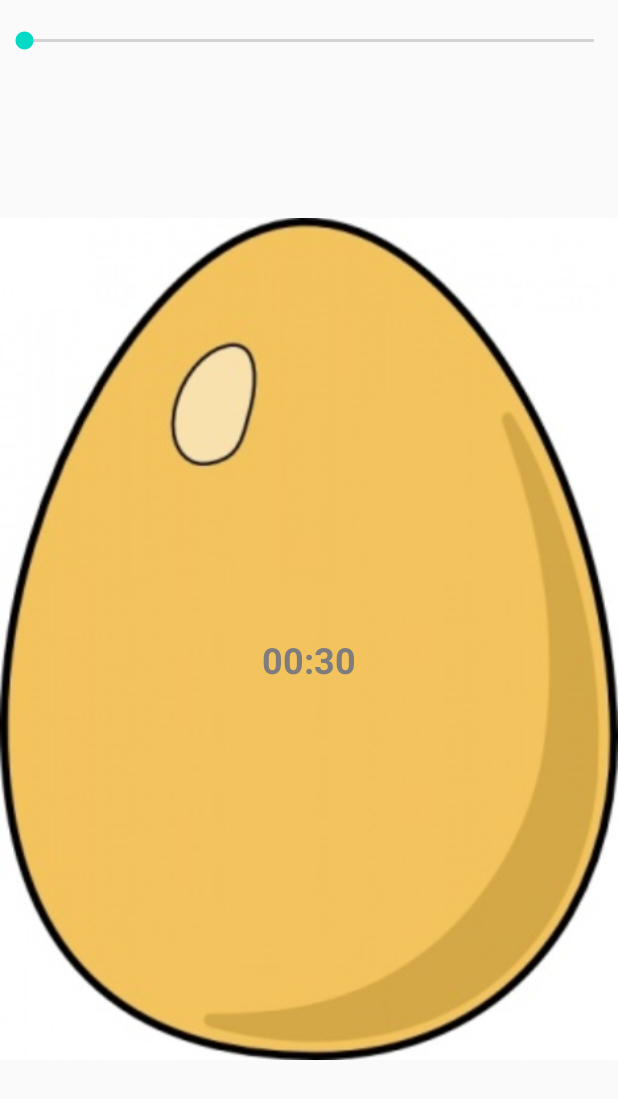
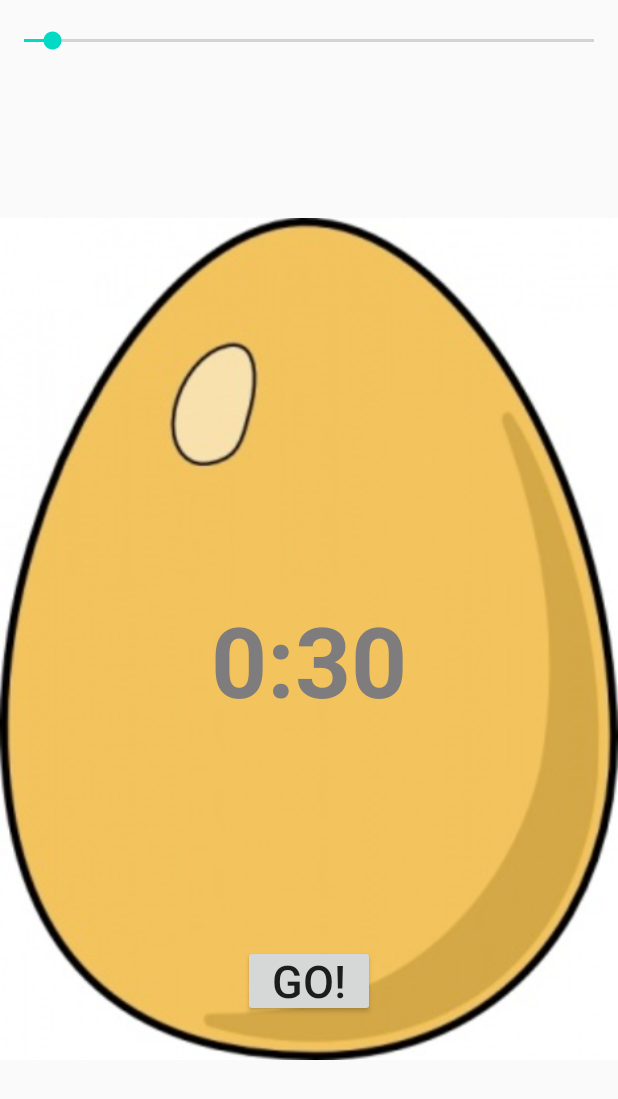
Before and after one commit to MariamKotob/Practice-Android, an Android app: the screen it shows after launch (MainActivity), on a phone screen of 412 x 824 dp. Shown: the top 1099 px of the screen. Run offline under Robolectric (Android 15) with nearby library versions, the phone set to English and light mode, and no system bars.

Commit message:
add functionality to start button and time slider

```diff
--- a/EggTimer/app/src/main/java/com/example/eggtimer/MainActivity.java
+++ b/EggTimer/app/src/main/java/com/example/eggtimer/MainActivity.java
@@ -1,5 +1,6 @@
 package com.example.eggtimer;
 
+import android.media.MediaPlayer;
 import android.os.Bundle;
 import android.os.CountDownTimer;
 import android.os.Handler;
@@ -16,8 +17,64 @@ import android.util.Log;
 import android.view.View;
 import android.view.Menu;
 import android.view.MenuItem;
+import android.widget.Button;
+import android.widget.SeekBar;
+import android.widget.TextView;
 
 public class MainActivity extends AppCompatActivity {
+
+    SeekBar timerSeekBar;
+    TextView timerTextView;
+    Button controllerButton;
+    CountDownTimer countDownTimer;
+    Boolean isActive = false;
+
+    //Method to calculate the time value in minutes and seconds
+    public void updateTime( int secondsLeft){
+        int timeInMinutes = (int) secondsLeft/60;
+        int timeInSeconds = secondsLeft - timeInMinutes * 60;
+        timerTextView.setText(Integer.toString(timeInMinutes) + ":" + Integer.toString(timeInSeconds));
+    }
+
+    //Method to reset the activity to the stsrt
+    public void resetTimer(){
+        timerTextView.setText("0:30");
+        timerSeekBar.setProgress(30);
+        countDownTimer.cancel();
+        controllerButton.setText("GO!");
+        timerSeekBar.setEnabled(true);
+        isActive = false;
+    }
+
+    //on click method for the button to start and stop timer
+    public  void  controlTimer(View view){
+
+        if(isActive == false) {
+            isActive = true;
+            timerSeekBar.setEnabled(false);
+            controllerButton.setText("Stop");
+
+            //code to start the timer
+            countDownTimer = new CountDownTimer(timerSeekBar.getProgress() * 1000 + 100, 1000) {
+
+                @Override
+                public void onTick(long millisUntilFinished) {
+                    updateTime((int) millisUntilFinished / 1000);
+                }
+
+                @Override
+                public void onFinish() {
+                    resetTimer();
+                    MediaPlayer mPlayer = MediaPlayer.create(getApplicationContext(), R.raw.airhorn);
+                    mPlayer.start();
+                }
+            }.start();
+
+        }else{
+
+            resetTimer();
+        }
+    }
 
     @Override
     protected void onCreate(Bundle savedInstanceState) {
@@ -27,6 +84,32 @@ public class MainActivity extends AppCompatActivity {
        // setSupportActionBar(toolbar);
 
 
+        timerSeekBar = (SeekBar) findViewById(R.id.timerSB);
+        timerTextView = (TextView) findViewById(R.id.timertv);
+        controllerButton = (Button) findViewById(R.id.controllerButton);
+
+        /*
+         * code for the slider and tracking the value of it's movement
+         */
+        timerSeekBar.setMax(600);
+        timerSeekBar.setProgress(30);
+
+        timerSeekBar.setOnSeekBarChangeListener(new SeekBar.OnSeekBarChangeListener() {
+            @Override
+            public void onProgressChanged(SeekBar seekBar, int progress, boolean fromUser) {
+                updateTime(progress);
+            }
+
+            @Override
+            public void onStartTrackingTouch(SeekBar seekBar) {
+
+            }
+
+            @Override
+            public void onStopTrackingTouch(SeekBar seekBar) {
+
+            }
+        });
 
         /*
         //Repeating code based on time chunks (timer) CountDownTimer class
--- a/EggTimer/app/src/main/res/layout/activity_main.xml
+++ b/EggTimer/app/src/main/res/layout/activity_main.xml
@@ -25,17 +25,31 @@
         tools:layout_editor_absoluteX="16dp" />
 
     <TextView
-        android:id="@+id/textView"
+        android:id="@+id/timertv"
         android:layout_width="wrap_content"
         android:layout_height="wrap_content"
-        android:text="00:30"
+        android:text="0:30"
         android:textColor="#7E7C7C"
-        android:textSize="24sp"
+        android:textSize="65sp"
         android:textStyle="bold"
         app:layout_constraintBottom_toBottomOf="parent"
         app:layout_constraintEnd_toEndOf="parent"
         app:layout_constraintStart_toStartOf="parent"
         app:layout_constraintTop_toBottomOf="@+id/timerSB" />
 
+    <Button
+        android:id="@+id/controllerButton"
+        android:layout_width="wrap_content"
+        android:layout_height="wrap_content"
+        android:layout_margin="15px"
+        android:onClick="controlTimer"
+        android:padding="5px"
+        android:text="GO!"
+        android:textSize="30sp"
+        app:layout_constraintBottom_toBottomOf="@+id/imageView"
+        app:layout_constraintEnd_toEndOf="parent"
+        app:layout_constraintStart_toStartOf="parent"
+        app:layout_constraintTop_toBottomOf="@+id/timertv" />
+
 
 </androidx.constraintlayout.widget.ConstraintLayout>
```
